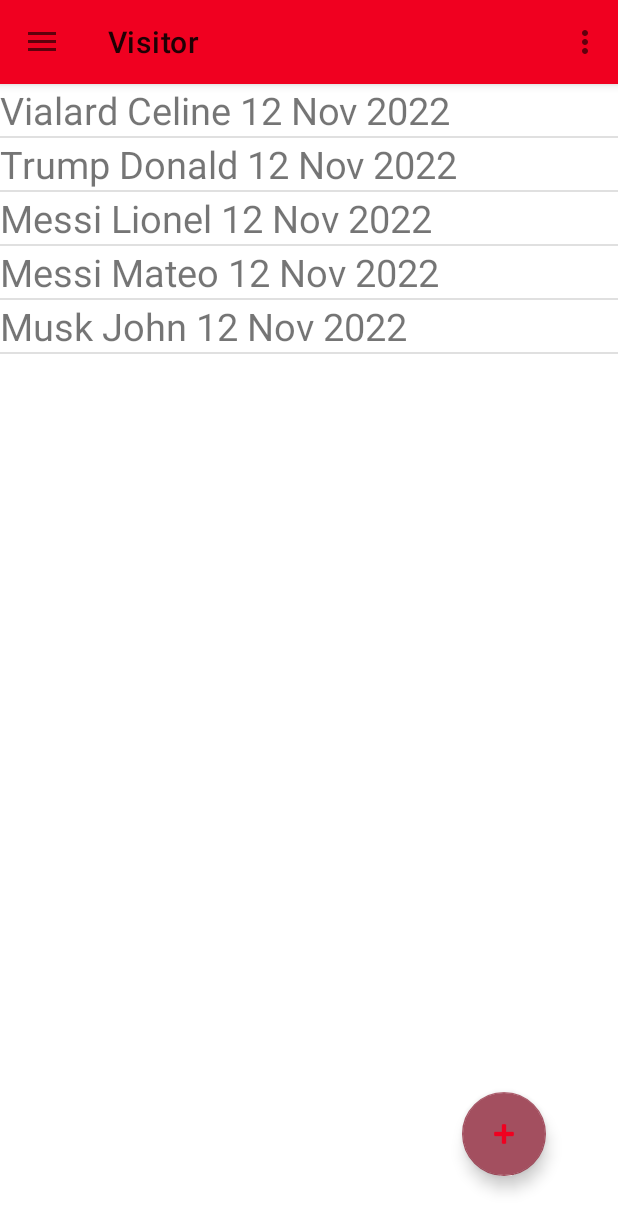
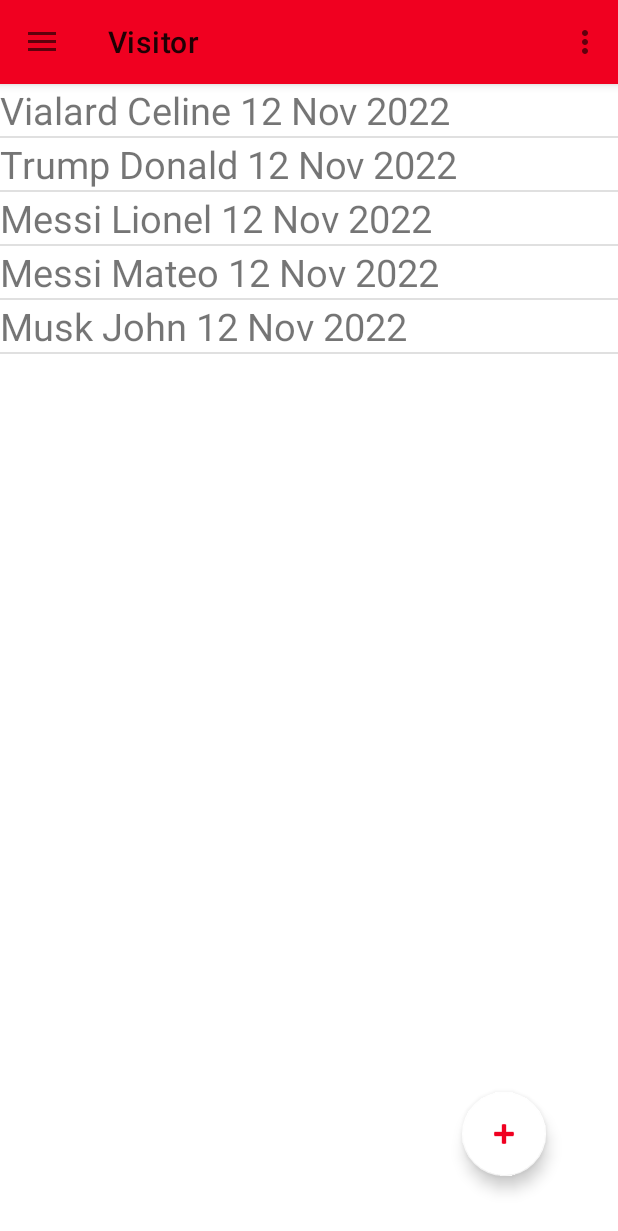
Before and after one commit to Celinevialard/FunPark, an Android app: the VisitorsActivity screen opened directly, with no data from a screen before it, on a phone screen of 412 x 824 dp. Shown: the top 1231 px of the screen. Run offline under Robolectric (Android 15) with nearby library versions, the phone set to English and light mode, and no system bars; our stand-ins replace Room's generated code.

Commit message:
activity_visitors.xml designe add

```diff
--- a/app/src/main/res/layout/activity_visitors.xml
+++ b/app/src/main/res/layout/activity_visitors.xml
@@ -21,7 +21,6 @@
         android:layout_marginBottom="40dp"
         android:clickable="true"
         android:foregroundTint="@color/white"
-        app:backgroundTint="@color/secondaryVariante"
         app:layout_constraintBottom_toBottomOf="parent"
         app:layout_constraintEnd_toEndOf="parent"
         app:rippleColor="@color/white"
```
